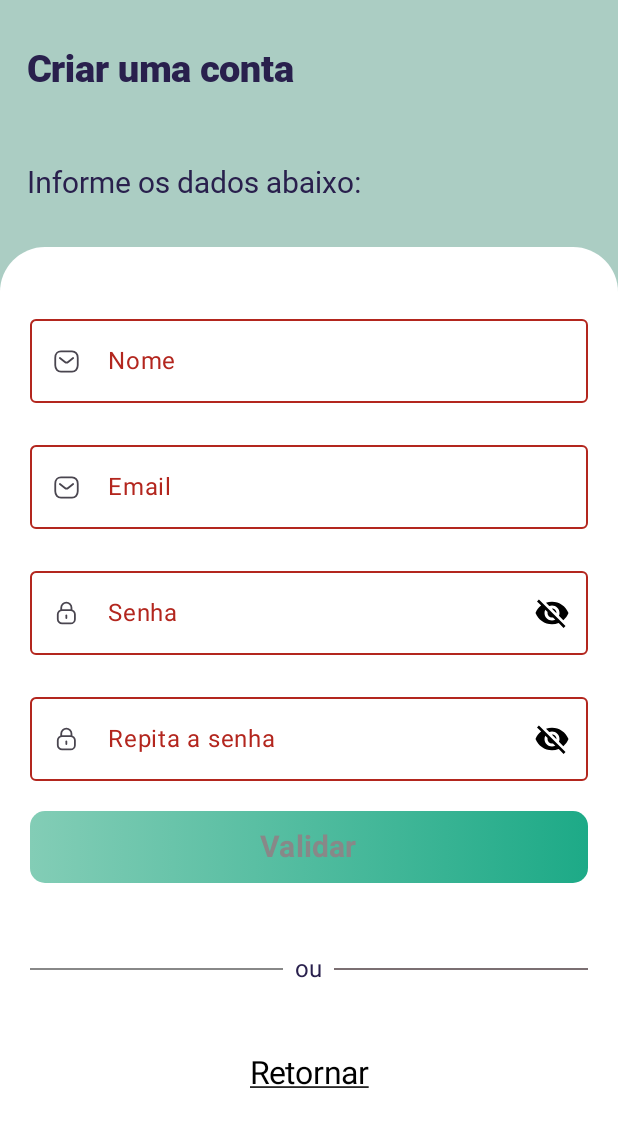
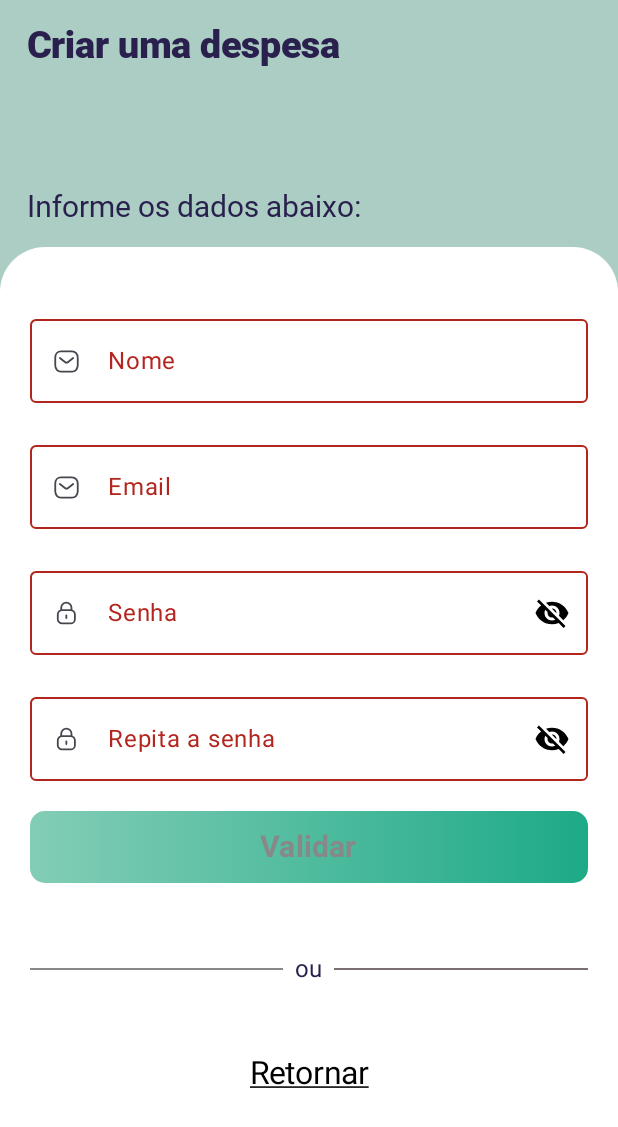
Before and after one commit to AleeasApp22/Controlededespesas, an Android app built with Jetpack Compose: the NewExpenseScreen screen opened through its navigation route, on a phone screen of 412 x 824 dp. Shown: the top 1127 px of the screen. Run offline under Robolectric (Android 15) with nearby library versions, the phone set to English and light mode, and no system bars; our stand-ins replace Firebase (no records; nobody signed in at launch, a user with empty details on screens opened directly).

Commit message:
Ajustes para criar uma nova despesa

```diff
--- a/app/src/main/java/com/imbres/controlededespesas/data/home/HomeViewModel.kt
+++ b/app/src/main/java/com/imbres/controlededespesas/data/home/HomeViewModel.kt
@@ -11,8 +11,6 @@ import androidx.lifecycle.viewModelScope
 import com.google.firebase.auth.FirebaseAuth
 import com.google.firebase.auth.FirebaseAuthException
 import com.google.firebase.firestore.FirebaseFirestore
-import com.imbres.controlededespesas.data.login.LoginUIEvent
-import com.imbres.controlededespesas.data.model.CategoryParam
 import com.imbres.controlededespesas.data.model.UsersParam
 import com.imbres.controlededespesas.navigation.AppRouter
 import com.imbres.controlededespesas.navigation.ScreenApp
--- a/app/src/main/java/com/imbres/controlededespesas/data/model/CategoryParam.kt
+++ b/app/src/main/java/com/imbres/controlededespesas/data/model/CategoryParam.kt
@@ -1,6 +1,6 @@
 package com.imbres.controlededespesas.data.model
 
 data class CategoryParam(
-    var categoryId: Int = 0,
+    var id: Int = 0,
     var name: String = ""
 )
--- a/app/src/main/java/com/imbres/controlededespesas/navigation/NavGraph.kt
+++ b/app/src/main/java/com/imbres/controlededespesas/navigation/NavGraph.kt
@@ -6,6 +6,11 @@ import androidx.navigation.compose.NavHost
 import androidx.navigation.compose.composable
 import com.imbres.controlededespesas.SplashScreen
 import com.imbres.controlededespesas.app.ControleScreen
+import com.imbres.controlededespesas.data.login.LoginViewModel
+import com.imbres.controlededespesas.data.lostpassword.LostPasswordViewModel
+import com.imbres.controlededespesas.data.model.CategoryParam
+import com.imbres.controlededespesas.data.newexpense.NewExpenseViewModel
+import com.imbres.controlededespesas.data.signup.SignupViewModel
 import com.imbres.controlededespesas.screeens.HomeScreen
 import com.imbres.controlededespesas.screeens.LoginScreen
 import com.imbres.controlededespesas.screeens.LostPasswordScreen
@@ -14,6 +19,21 @@ import com.imbres.controlededespesas.screeens.SignUpScreen
 
 @Composable
 fun SetupNavGraph(navController: NavHostController) {
+    val categories = listOf(
+        "Padaria, lanches, bebidas",
+        "Empréstimos, tarifas, taxas, IR e impostos",
+        "Despesas com transporte (Combustível, Sem Parar, oficina, licenciamento)",
+        "NÃO CONTABILIZADO",
+        "Internet, Celular, TV, site, spotify, hospedagem digital, impressora, email",
+        "Vestuário, ensino, cuidados",
+        "Supermercado, sacolão, açougue, feira",
+        "Seguros",
+        "Cacao",
+        "Saúde (Unimed, Uniodonto, Medicamentos)",
+        "EDP, Sabesp, gás, IPTU, empregada, manutenção casa",
+        "Outros gastos"
+    )
+
     NavHost(
         navController = navController,
         startDestination = Screen.Splash.route
@@ -37,7 +57,7 @@ fun SetupNavGraph(navController: NavHostController) {
             SignUpScreen(navController = navController)
         }
         composable(route = Screen.NewExpense.route) {
-            NewExpenseScreen(navController = navController)
+            NewExpenseScreen(navController = navController, categoryParam = CategoryParam())
         }
     }
 }
--- a/app/src/main/java/com/imbres/controlededespesas/screeens/HomeScreen.kt
+++ b/app/src/main/java/com/imbres/controlededespesas/screeens/HomeScreen.kt
@@ -1,6 +1,7 @@
 package com.imbres.controlededespesas.screeens
 
 import android.annotation.SuppressLint
+import android.util.Log
 import androidx.compose.foundation.Image
 import androidx.compose.foundation.background
 import androidx.compose.foundation.layout.Arrangement
@@ -104,6 +105,8 @@ fun HomeScreen(
     val userId: String
     val email: String
     val name: String
+
+    var categoryParam:  CategoryParam
 
     userId = usersParam.value.userId
     email = usersParam.value.email
@@ -393,8 +396,9 @@ fun HomeScreen(
                                 verticalArrangement = Arrangement.SpaceEvenly,
                                 maxItemsInEachRow = 4
                             ) {
+                                categoryParam = CategoryParam(0,"")
                                 categories.forEachIndexed { index, category ->
-                                    val categoryParam = CategoryParam(index, category)
+                                    categoryParam = CategoryParam(index, category)
                                     ButtonComponentCategories(
                                         value = category,
                                         onButtonClicked = {
--- a/app/src/main/java/com/imbres/controlededespesas/screeens/NewExpenseScreen.kt
+++ b/app/src/main/java/com/imbres/controlededespesas/screeens/NewExpenseScreen.kt
@@ -1,5 +1,6 @@
 package com.imbres.controlededespesas.screeens
 
+import android.util.Log
 import androidx.compose.foundation.background
 import androidx.compose.foundation.layout.Arrangement
 import androidx.compose.foundation.layout.Box
@@ -34,11 +35,10 @@ import com.imbres.controlededespesas.components.MyTextFieldComponent
 import com.imbres.controlededespesas.components.NormalTitleTextComponent
 import com.imbres.controlededespesas.components.PasswordTextFieldComponent
 import com.imbres.controlededespesas.components.ToastDisplay
-import com.imbres.controlededespesas.data.home.HomeViewModel
 import com.imbres.controlededespesas.data.login.LoginUIEvent
 import com.imbres.controlededespesas.data.login.LoginViewModel
 import com.imbres.controlededespesas.data.lostpassword.LostPasswordViewModel
-import com.imbres.controlededespesas.data.newexpense.NewExpenseUIEvent
+import com.imbres.controlededespesas.data.model.CategoryParam
 import com.imbres.controlededespesas.data.newexpense.NewExpenseViewModel
 import com.imbres.controlededespesas.data.signup.SignupUIEvent
 import com.imbres.controlededespesas.data.signup.SignupViewModel
@@ -47,6 +47,7 @@ import com.imbres.controlededespesas.ui.theme.TextColor
 import com.imbres.controlededespesas.ui.theme.greenFinLight
 
 private var errorButton = false
+private val TAG = NewExpenseViewModel::class.simpleName
 
 @Composable
 fun NewExpenseScreen(
@@ -54,10 +55,12 @@ fun NewExpenseScreen(
     loginViewModel: LoginViewModel = viewModel(),
     lostPasswordViewModel: LostPasswordViewModel = viewModel(),
     signUpViewModel: SignupViewModel = viewModel(),
-    newExpenseViewModel: NewExpenseViewModel = viewModel()
+    categoryParam: CategoryParam
 ) {
 
     val context = LocalContext.current
+    var categoryId: Int = categoryParam.id
+    var categoryName: String = categoryParam.name
 
     Column(
         modifier = Modifier
@@ -77,13 +80,20 @@ fun NewExpenseScreen(
                 verticalArrangement = Arrangement.SpaceEvenly
             ) {
                 BlackNormalTextComponent(
-                    valueText = stringResource(id = R.string.create_an_account),
+                    valueText = stringResource(id = R.string.create_an_expense),
                     valuePadding = 8,
                     valueSize = 25,
                     valueHeightIn = 40,
                     valueTextColor = TextColor,
                     alignText = "Left",
                     true
+                )
+
+                NormalTitleTextComponent(
+                    valueText = categoryName.toString(),
+                    valueSize = 20,
+                    valueTextColor = TextColor,
+                    alignText = "Left"
                 )
 
                 NormalTitleTextComponent(
@@ -170,7 +180,8 @@ fun NewExpenseScreen(
 
                 ClickableUnderLinedTextComponent(
                     stringResource(id = R.string.back),
-                    onButtonClicked = { navController.navigate(Screen.Home.route)
+                    onButtonClicked = {
+                        navController.navigate(Screen.Home.route)
                         //newExpenseViewModel.onEvent(NewExpenseUIEvent.NewExpenseReturnButtonClicked)
                     },
                 )
@@ -246,5 +257,7 @@ fun NewExpenseScreen(
 fun NewExpenseScreenPreview() {
     val navController = rememberNavController()
 
-    NewExpenseScreen(navController = navController)
+    NewExpenseScreen(
+        navController = navController, categoryParam = CategoryParam()
+    )
 }
--- a/app/src/main/res/values/strings.xml
+++ b/app/src/main/res/values/strings.xml
@@ -9,6 +9,7 @@
     <string name="iniciar">Iniciar</string>
     <string name="sign_up_account">Não possui conta?</string>
     <string name="create_an_account">Criar uma conta</string>
+    <string name="create_an_expense">Criar uma despesa</string>
     <string name="have_an_account">Já tenho uma conta</string>
     <string name="login_account">Autentique-se em sua conta:</string>
     <string name="change_password">Informe seu email:</string>
--- a/build.gradle.kts
+++ b/build.gradle.kts
@@ -5,7 +5,7 @@ buildscript {
 }
 // Top-level build file where you can add configuration options common to all sub-projects/modules.
 plugins {
-    id("com.android.application") version "8.3.0" apply false
+    id("com.android.application") version "8.3.1" apply false
     id("org.jetbrains.kotlin.android") version "1.9.0" apply false
     id("com.google.gms.google-services") version "4.4.0" apply false
 }
```
Also changed, not shown: app/src/main/java/com/imbres/controlededespesas/data/newexpense/NewExpenseViewModel.kt (+18 -18 lines).
